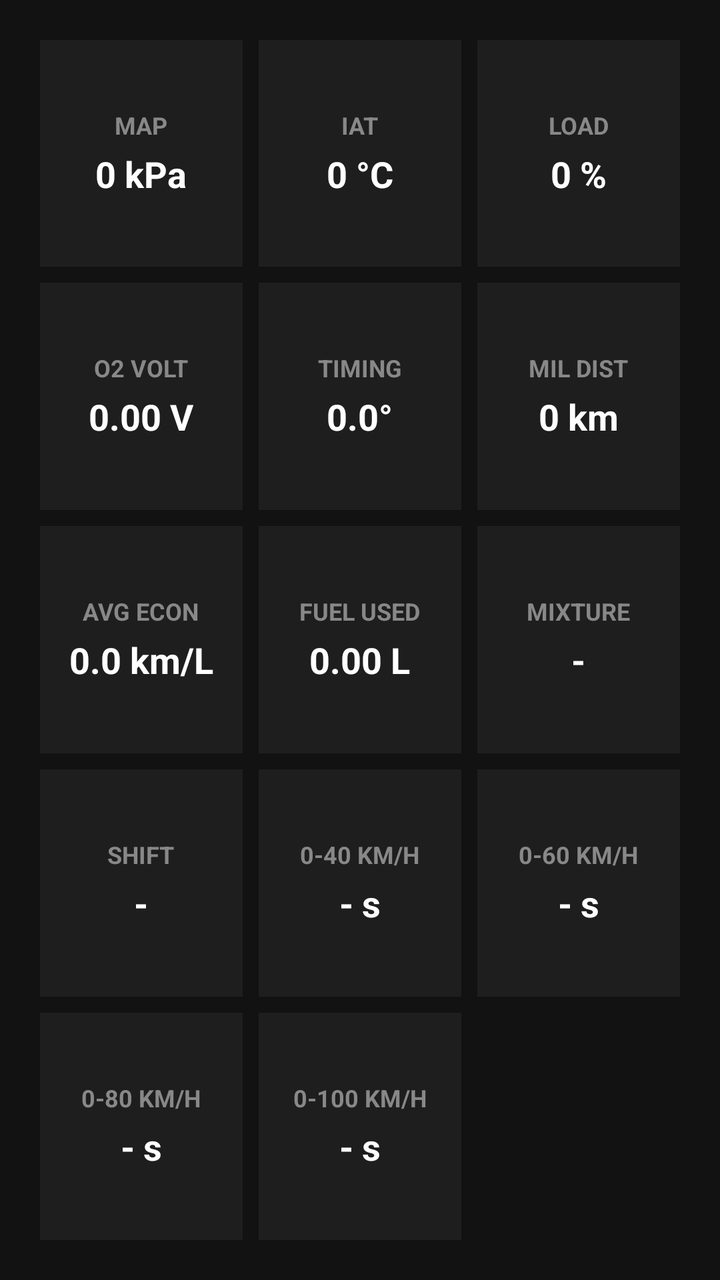
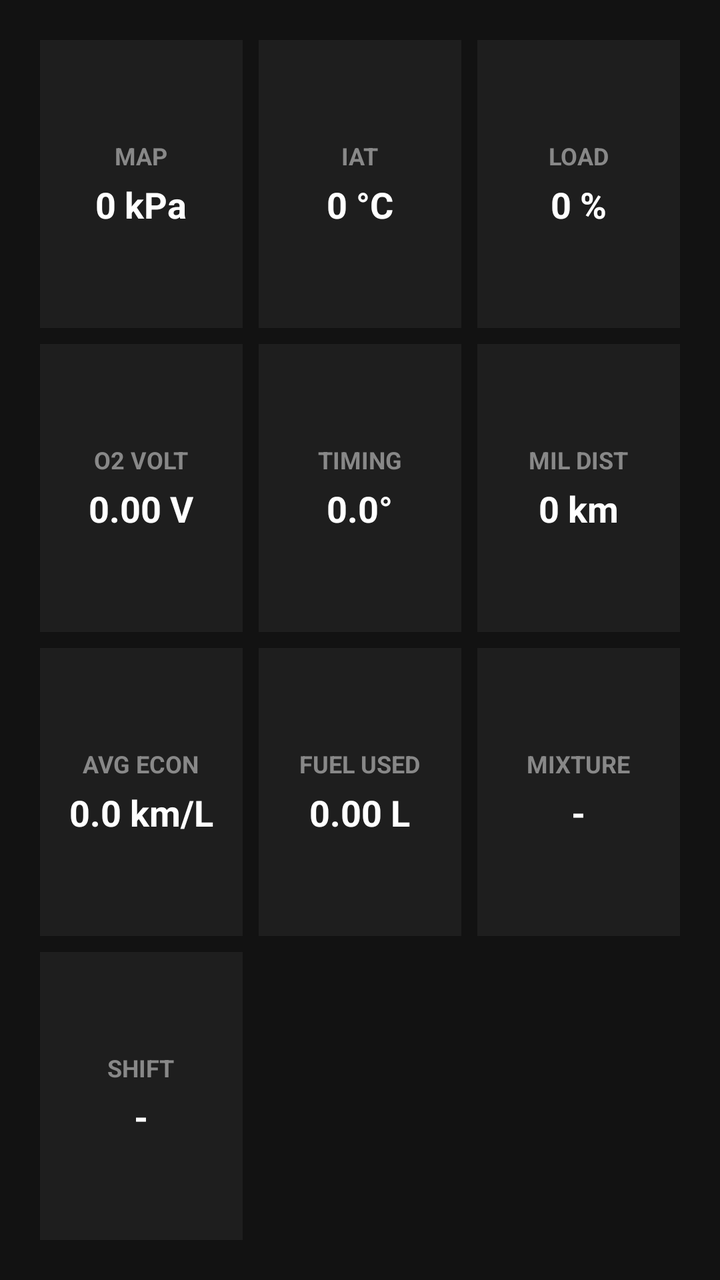

Compare the two renders of this Android layout. The source of the first and the diff that turns it into the second are given below.
<!-- AndroidManifest.xml: application theme Theme.OBDWizard -->
<!-- res/layout/fragment_advanced_dash.xml -->
<?xml version="1.0" encoding="utf-8"?>
<ScrollView xmlns:android="http://schemas.android.com/apk/res/android"
    android:layout_width="match_parent"
    android:layout_height="match_parent"
    android:background="@color/black_bg"
    android:fillViewport="true"
    android:padding="16dp">

    <GridLayout
        android:layout_width="match_parent"
        android:layout_height="wrap_content"
        android:alignmentMode="alignBounds"
        android:columnCount="3"
        android:useDefaultMargins="true">

        
        <LinearLayout
            style="@style/DashboardCard"
            android:layout_rowWeight="1"
            android:layout_columnWeight="1">

            <TextView
                style="@style/DashboardLabel"
                android:text="MAP" />

            <TextView
                android:id="@+id/txtMap"
                style="@style/DashboardValue"
                android:text="0 kPa" />
        </LinearLayout>

        <LinearLayout
            style="@style/DashboardCard"
            android:layout_rowWeight="1"
            android:layout_columnWeight="1">

            <TextView
                style="@style/DashboardLabel"
                android:text="IAT" />

            <TextView
                android:id="@+id/txtIat"
                style="@style/DashboardValue"
                android:text="0 °C" />
        </LinearLayout>

        <LinearLayout
            style="@style/DashboardCard"
            android:layout_rowWeight="1"
            android:layout_columnWeight="1">

            <TextView
                style="@style/DashboardLabel"
                android:text="LOAD" />

            <TextView
                android:id="@+id/txtLoad"
                style="@style/DashboardValue"
                android:text="0 %" />
        </LinearLayout>

        
        <LinearLayout
            style="@style/DashboardCard"
            android:layout_rowWeight="1"
            android:layout_columnWeight="1">

            <TextView
                style="@style/DashboardLabel"
                android:text="O2 VOLT" />

            <TextView
                android:id="@+id/txtO2"
                style="@style/DashboardValue"
                android:text="0.00 V" />
        </LinearLayout>

        <LinearLayout
            style="@style/DashboardCard"
            android:layout_rowWeight="1"
            android:layout_columnWeight="1">

            <TextView
                style="@style/DashboardLabel"
                android:text="TIMING" />

            <TextView
                android:id="@+id/txtTiming"
                style="@style/DashboardValue"
                android:text="0.0°" />
        </LinearLayout>

        <LinearLayout
            style="@style/DashboardCard"
            android:layout_rowWeight="1"
            android:layout_columnWeight="1">

            <TextView
                style="@style/DashboardLabel"
                android:text="MIL DIST" />

            <TextView
                android:id="@+id/txtMilDist"
                style="@style/DashboardValue"
                android:text="0 km" />
        </LinearLayout>

        
        <LinearLayout
            style="@style/DashboardCard"
            android:layout_rowWeight="1"
            android:layout_columnWeight="1">

            <TextView
                style="@style/DashboardLabel"
                android:text="AVG ECON" />

            <TextView
                android:id="@+id/txtAvgEcon"
                style="@style/DashboardValue"
                android:text="0.0 km/L" />
        </LinearLayout>

        <LinearLayout
            style="@style/DashboardCard"
            android:layout_rowWeight="1"
            android:layout_columnWeight="1">

            <TextView
                style="@style/DashboardLabel"
                android:text="FUEL USED" />

            <TextView
                android:id="@+id/txtFuelUsed"
                style="@style/DashboardValue"
                android:text="0.00 L" />
        </LinearLayout>

        <LinearLayout
            style="@style/DashboardCard"
            android:layout_rowWeight="1"
            android:layout_columnWeight="1">

            <TextView
                style="@style/DashboardLabel"
                android:text="MIXTURE" />

            <TextView
                android:id="@+id/txtMixture"
                style="@style/DashboardValue"
                android:text="-" />
        </LinearLayout>

        
        <LinearLayout
            style="@style/DashboardCard"
            android:layout_rowWeight="1"
            android:layout_columnWeight="1">

            <TextView
                style="@style/DashboardLabel"
                android:text="SHIFT" />

            <TextView
                android:id="@+id/txtShift"
                style="@style/DashboardValue"
                android:text="-" />
        </LinearLayout>

        <LinearLayout
            style="@style/DashboardCard"
            android:layout_rowWeight="1"
            android:layout_columnWeight="1">

            <TextView
                style="@style/DashboardLabel"
                android:text="0-40 KM/H" />

            <TextView
                android:id="@+id/txt0to40"
                style="@style/DashboardValue"
                android:text="- s" />
        </LinearLayout>

        <LinearLayout
            style="@style/DashboardCard"
            android:layout_rowWeight="1"
            android:layout_columnWeight="1">

            <TextView
                style="@style/DashboardLabel"
                android:text="0-60 KM/H" />

            <TextView
                android:id="@+id/txt0to60"
                style="@style/DashboardValue"
                android:text="- s" />
        </LinearLayout>

        
        <LinearLayout
            style="@style/DashboardCard"
            android:layout_rowWeight="1"
            android:layout_columnWeight="1">

            <TextView
                style="@style/DashboardLabel"
                android:text="0-80 KM/H" />

            <TextView
                android:id="@+id/txt0to80"
                style="@style/DashboardValue"
                android:text="- s" />
        </LinearLayout>

        <LinearLayout
            style="@style/DashboardCard"
            android:layout_rowWeight="1"
            android:layout_columnWeight="1">

            <TextView
                style="@style/DashboardLabel"
                android:text="0-100 KM/H" />

            <TextView
                android:id="@+id/txt0to100"
                style="@style/DashboardValue"
                android:text="- s" />
        </LinearLayout>

    </GridLayout>
</ScrollView>
<!-- resources referenced by this layout -->
<resources>
  <color name="black_bg">#121212</color>
  <style name="DashboardCard">
          <item name="android:layout_width">0dp</item>
          <item name="android:layout_height">wrap_content</item>
          <item name="android:layout_margin">4dp</item>
          <item name="android:background">@color/card_bg</item>
          <item name="android:gravity">center</item>
          <item name="android:orientation">vertical</item>
          <item name="android:padding">12dp</item>
      </style>
  <style name="DashboardLabel">
          <item name="android:layout_width">wrap_content</item>
          <item name="android:layout_height">wrap_content</item>
          <item name="android:textColor">@color/text_gray</item>
          <item name="android:textSize">12sp</item>
          <item name="android:textStyle">bold</item>
      </style>
  <style name="DashboardValue">
          <item name="android:layout_width">wrap_content</item>
          <item name="android:layout_height">wrap_content</item>
          <item name="android:layout_marginTop">4dp</item>
          <item name="android:textColor">@color/text_white</item>
          <item name="android:textSize">18sp</item>
          <item name="android:textStyle">bold</item>
      </style>
  <style name="Theme.OBDWizard" parent="Base.Theme.OBDWizard" />
  <color name="card_bg">#1E1E1E</color>
  <color name="text_gray">#888888</color>
  <color name="text_white">#FFFFFF</color>
  <style name="Base.Theme.OBDWizard" parent="Theme.Material3.DayNight.NoActionBar">
          
          <item name="android:statusBarColor">#121212</item>
          <item name="android:navigationBarColor">#121212</item>
          <item name="android:windowBackground">#121212</item>
          
      </style>
</resources>

<!-- the commit's change to res/layout/fragment_advanced_dash.xml (unified diff, before → after) -->
@@ -167,66 +167,5 @@
                 android:text="-" />
         </LinearLayout>
 
-        <LinearLayout
-            style="@style/DashboardCard"
-            android:layout_rowWeight="1"
-            android:layout_columnWeight="1">
-
-            <TextView
-                style="@style/DashboardLabel"
-                android:text="0-40 KM/H" />
-
-            <TextView
-                android:id="@+id/txt0to40"
-                style="@style/DashboardValue"
-                android:text="- s" />
-        </LinearLayout>
-
-        <LinearLayout
-            style="@style/DashboardCard"
-            android:layout_rowWeight="1"
-            android:layout_columnWeight="1">
-
-            <TextView
-                style="@style/DashboardLabel"
-                android:text="0-60 KM/H" />
-
-            <TextView
-                android:id="@+id/txt0to60"
-                style="@style/DashboardValue"
-                android:text="- s" />
-        </LinearLayout>
-
-        
-        <LinearLayout
-            style="@style/DashboardCard"
-            android:layout_rowWeight="1"
-            android:layout_columnWeight="1">
-
-            <TextView
-                style="@style/DashboardLabel"
-                android:text="0-80 KM/H" />
-
-            <TextView
-                android:id="@+id/txt0to80"
-                style="@style/DashboardValue"
-                android:text="- s" />
-        </LinearLayout>
-
-        <LinearLayout
-            style="@style/DashboardCard"
-            android:layout_rowWeight="1"
-            android:layout_columnWeight="1">
-
-            <TextView
-                style="@style/DashboardLabel"
-                android:text="0-100 KM/H" />
-
-            <TextView
-                android:id="@+id/txt0to100"
-                style="@style/DashboardValue"
-                android:text="- s" />
-        </LinearLayout>
-
     </GridLayout>
 </ScrollView>
